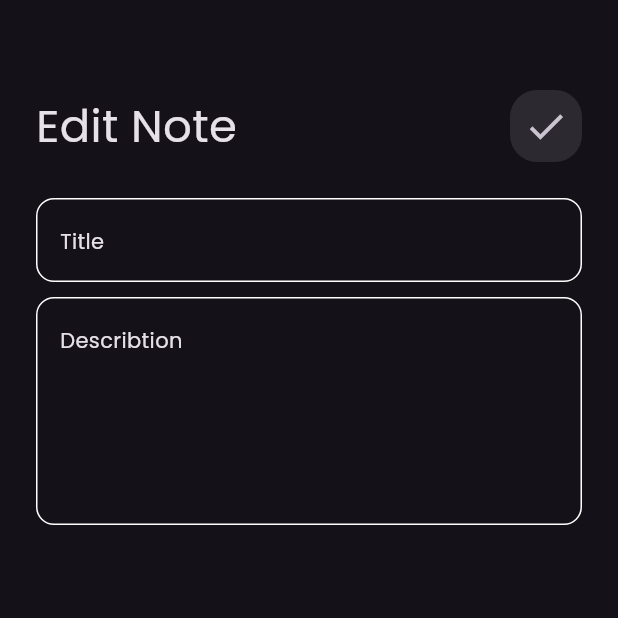
After one commit to TarekHayan/Note-App, a Flutter app: the screen it shows after launch, after a tap on "Flutter Tips", on a phone screen of 412 x 824 dp, the top half of it. The commit adds this screen. Run offline on Flutter 3.47's test engine with Material 3 defaults, Android fonts, the phone set to English and light mode, and no system bars; our stand-ins replace font_awesome_flutter.

Commit message:
finsh Ui for edit note

```diff
--- /dev/null
+++ b/lib/views/edit_note.dart
@@ -0,0 +1,11 @@
+import 'package:flutter/material.dart';
+import 'package:note_app/widgets/edit_note_body.dart';
+
+class EditNote extends StatelessWidget {
+  const EditNote({super.key});
+
+  @override
+  Widget build(BuildContext context) {
+    return const Scaffold(body: EditNoteBody());
+  }
+}
--- a/lib/widgets/custom_app_bar.dart
+++ b/lib/widgets/custom_app_bar.dart
@@ -2,16 +2,22 @@ import 'package:flutter/material.dart';
 import 'package:note_app/widgets/custom_icon_butoom.dart';
 
 class CustomAppBar extends StatelessWidget {
-  const CustomAppBar({super.key, required this.title, this.fontSize = 30});
+  const CustomAppBar({
+    super.key,
+    required this.title,
+    this.fontSize = 30,
+    required this.icon,
+  });
   final String title;
   final double fontSize;
+  final IconData icon;
   @override
   Widget build(BuildContext context) {
     return Row(
       mainAxisAlignment: MainAxisAlignment.spaceBetween,
       children: [
         Text(title, style: TextStyle(fontSize: 30)),
-        CustomIconButoom(icon: Icons.search),
+        CustomIconButoom(icon: icon),
       ],
     );
   }
--- a/lib/widgets/custom_model_buttom_sheet.dart
+++ b/lib/widgets/custom_model_buttom_sheet.dart
@@ -1,7 +1,4 @@
-import 'dart:collection';
-
 import 'package:flutter/material.dart';
-import 'package:note_app/consts.dart';
 import 'package:note_app/widgets/custom_buttom.dart';
 import 'package:note_app/widgets/custom_text_field.dart';
 
@@ -10,8 +7,7 @@ class CustomModelButtomSheet extends StatelessWidget {
 
   @override
   Widget build(BuildContext context) {
-    return Container(
-      child: Padding(
+    return Padding(
       padding: const EdgeInsets.symmetric(horizontal: 16),
       child: SingleChildScrollView(
         child: const Column(
@@ -26,7 +22,6 @@ class CustomModelButtomSheet extends StatelessWidget {
           ],
         ),
       ),
-      ),
     );
   }
 }
--- a/lib/widgets/custom_note_item.dart
+++ b/lib/widgets/custom_note_item.dart
@@ -1,12 +1,24 @@
 import 'package:flutter/material.dart';
 import 'package:font_awesome_flutter/font_awesome_flutter.dart';
+import 'package:note_app/views/edit_note.dart';
 
 class CustomNeteItem extends StatelessWidget {
   const CustomNeteItem({super.key});
 
   @override
   Widget build(BuildContext context) {
-    return Container(
+    return GestureDetector(
+      onTap: () {
+        Navigator.push(
+          context,
+          MaterialPageRoute(
+            builder: (context) {
+              return EditNote();
+            },
+          ),
+        );
+      },
+      child: Container(
         padding: EdgeInsets.only(left: 10, top: 20, bottom: 24),
         decoration: BoxDecoration(
           borderRadius: BorderRadius.circular(16),
@@ -30,7 +42,11 @@ class CustomNeteItem extends StatelessWidget {
               ),
               trailing: IconButton(
                 onPressed: () {},
-              icon: Icon(FontAwesomeIcons.trash, color: Colors.black, size: 28),
+                icon: Icon(
+                  FontAwesomeIcons.trash,
+                  color: Colors.black,
+                  size: 28,
+                ),
               ),
             ),
             Padding(
@@ -42,6 +58,7 @@ class CustomNeteItem extends StatelessWidget {
             ),
           ],
         ),
+      ),
     );
   }
 }
--- /dev/null
+++ b/lib/widgets/edit_note_body.dart
@@ -0,0 +1,24 @@
+import 'package:flutter/material.dart';
+import 'package:note_app/widgets/custom_app_bar.dart';
+import 'package:note_app/widgets/custom_text_field.dart';
+
+class EditNoteBody extends StatelessWidget {
+  const EditNoteBody({super.key});
+
+  @override
+  Widget build(BuildContext context) {
+    return Padding(
+      padding: const EdgeInsets.symmetric(horizontal: 24),
+      child: const Column(
+        children: [
+          SizedBox(height: 60),
+          CustomAppBar(title: "Edit Note", icon: Icons.done),
+          SizedBox(height: 24),
+          CustomTextField(hint: "title"),
+          SizedBox(height: 10),
+          CustomTextField(hint: "describtion", maxLines: 5),
+        ],
+      ),
+    );
+  }
+}
--- a/lib/widgets/notes_view.dart
+++ b/lib/widgets/notes_view.dart
@@ -12,7 +12,7 @@ class NotesView extends StatelessWidget {
       child: const Column(
         children: [
           SizedBox(height: 60),
-          CustomAppBar(title: "Notes"),
+          CustomAppBar(title: "Notes", icon: Icons.search),
           Expanded(child: NoteItemList()),
         ],
       ),
```
Lines whose indentation alone changed are shown as unchanged.
